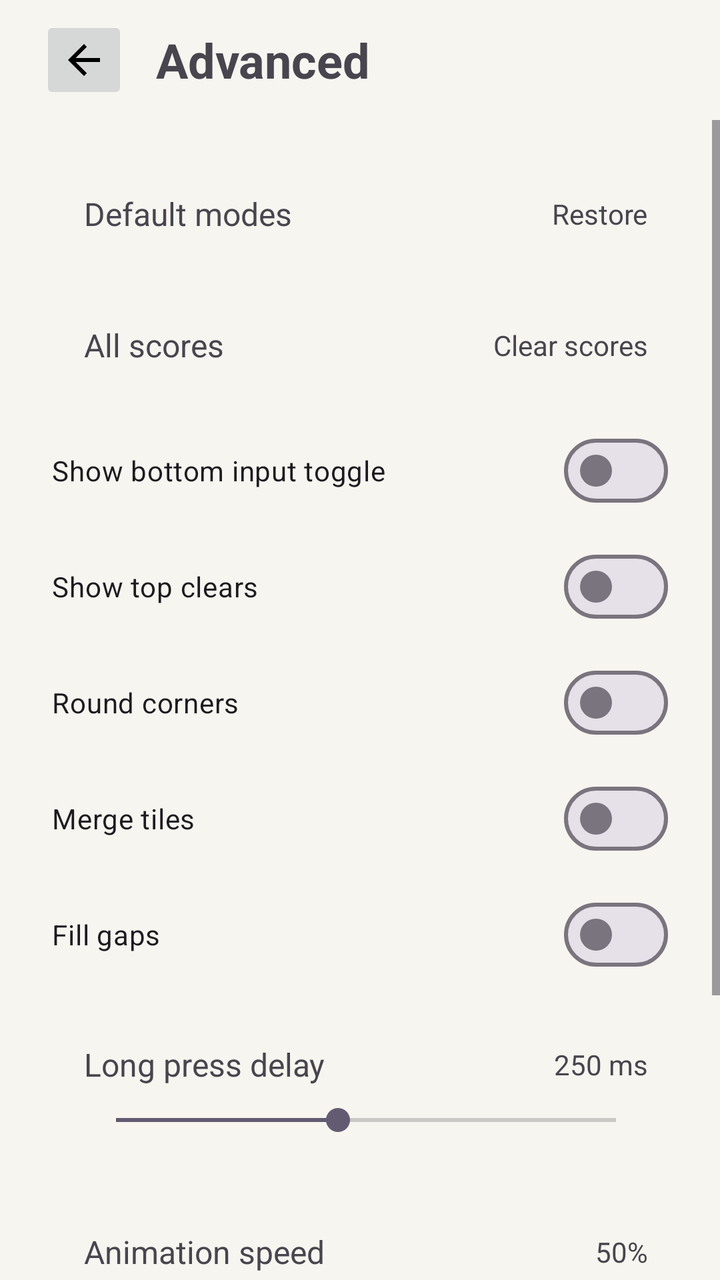
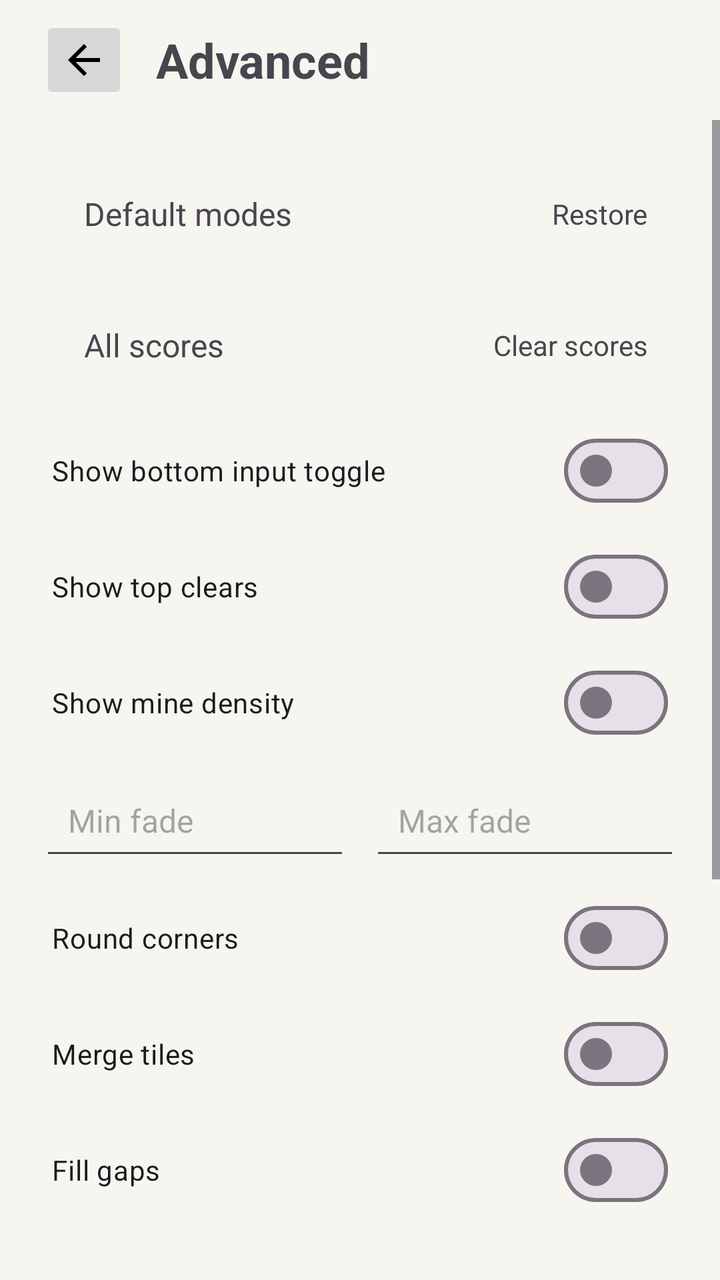

An Android layout rendered at two revisions. The XML below is the earlier revision; the diff shows what the commit changed to produce the second picture.
<!-- AndroidManifest.xml: application theme Theme.Minesweeper -->
<!-- res/layout/activity_advanced_settings.xml -->
<?xml version="1.0" encoding="utf-8"?>
<LinearLayout xmlns:android="http://schemas.android.com/apk/res/android"
    android:layout_width="match_parent"
    android:layout_height="match_parent"
    android:orientation="vertical">

    <LinearLayout
        android:id="@+id/topBar"
        android:layout_width="match_parent"
        android:layout_height="wrap_content"
        android:gravity="center_vertical"
        android:orientation="horizontal"
        android:paddingStart="20dp"
        android:paddingTop="8dp"
        android:paddingEnd="20dp"
        android:paddingBottom="8dp">

        <ImageButton
            android:id="@+id/backButton"
            android:layout_width="44dp"
            android:layout_height="44dp"
            android:src="@drawable/ic_arrow_back_material" />

        <TextView
            android:id="@+id/titleText"
            android:layout_width="0dp"
            android:layout_height="wrap_content"
            android:layout_marginStart="14dp"
            android:layout_weight="1"
            android:text="@string/advanced"
            android:textSize="24sp"
            android:textStyle="bold" />
    </LinearLayout>

    <ScrollView
        android:layout_width="match_parent"
        android:layout_height="0dp"
        android:layout_weight="1">

        <LinearLayout
            android:id="@+id/content"
            android:layout_width="match_parent"
            android:layout_height="wrap_content"
            android:orientation="vertical"
            android:padding="20dp">

            <LinearLayout
                android:id="@+id/restoreModesButton"
                android:layout_width="match_parent"
                android:layout_height="wrap_content"
                android:gravity="center_vertical"
                android:orientation="horizontal"
                android:paddingStart="22dp"
                android:paddingTop="16dp"
                android:paddingEnd="16dp"
                android:paddingBottom="16dp">

                <TextView
                    android:id="@+id/restoreModesLabel"
                    android:layout_width="0dp"
                    android:layout_height="wrap_content"
                    android:layout_weight="1"
                    android:text="@string/default_modes"
                    android:textSize="16sp" />

                <TextView
                    android:id="@+id/restoreModesValue"
                    android:layout_width="wrap_content"
                    android:layout_height="wrap_content"
                    android:text="@string/restore"
                    android:textSize="14sp" />
            </LinearLayout>

            <LinearLayout
                android:id="@+id/clearAllScoresButton"
                android:layout_width="match_parent"
                android:layout_height="wrap_content"
                android:layout_marginTop="12dp"
                android:gravity="center_vertical"
                android:orientation="horizontal"
                android:paddingStart="22dp"
                android:paddingTop="16dp"
                android:paddingEnd="16dp"
                android:paddingBottom="16dp">

                <TextView
                    android:id="@+id/clearAllScoresLabel"
                    android:layout_width="0dp"
                    android:layout_height="wrap_content"
                    android:layout_weight="1"
                    android:text="@string/all_scores"
                    android:textSize="16sp" />

                <TextView
                    android:id="@+id/clearAllScoresValue"
                    android:layout_width="wrap_content"
                    android:layout_height="wrap_content"
                    android:text="@string/clear_scores"
                    android:textSize="14sp" />
            </LinearLayout>

            <com.google.android.material.materialswitch.MaterialSwitch
                android:id="@+id/showBottomToggle"
                android:layout_width="match_parent"
                android:layout_height="wrap_content"
                android:layout_marginTop="12dp"
                android:paddingStart="6dp"
                android:paddingEnd="6dp"
                android:switchPadding="14dp"
                android:text="@string/show_bottom_toggle" />

            <com.google.android.material.materialswitch.MaterialSwitch
                android:id="@+id/showTopClears"
                android:layout_width="match_parent"
                android:layout_height="wrap_content"
                android:layout_marginTop="10dp"
                android:paddingStart="6dp"
                android:paddingEnd="6dp"
                android:switchPadding="14dp"
                android:text="@string/show_top_clears" />

            <com.google.android.material.materialswitch.MaterialSwitch
                android:id="@+id/roundCorners"
                android:layout_width="match_parent"
                android:layout_height="wrap_content"
                android:layout_marginTop="10dp"
                android:paddingStart="6dp"
                android:paddingEnd="6dp"
                android:switchPadding="14dp"
                android:text="@string/round_corners" />

            <com.google.android.material.materialswitch.MaterialSwitch
                android:id="@+id/mergeTiles"
                android:layout_width="match_parent"
                android:layout_height="wrap_content"
                android:layout_marginTop="10dp"
                android:paddingStart="6dp"
                android:paddingEnd="6dp"
                android:switchPadding="14dp"
                android:text="@string/merge_tiles" />

            <com.google.android.material.materialswitch.MaterialSwitch
                android:id="@+id/fillGaps"
                android:layout_width="match_parent"
                android:layout_height="wrap_content"
                android:layout_marginTop="10dp"
                android:paddingStart="6dp"
                android:paddingEnd="6dp"
                android:switchPadding="14dp"
                android:text="@string/fill_gaps" />

            <LinearLayout
                android:id="@+id/longPressRow"
                android:layout_width="match_parent"
                android:layout_height="wrap_content"
                android:layout_marginTop="14dp"
                android:orientation="vertical"
                android:paddingStart="22dp"
                android:paddingTop="16dp"
                android:paddingEnd="16dp"
                android:paddingBottom="16dp">

                <LinearLayout
                    android:layout_width="match_parent"
                    android:layout_height="wrap_content"
                    android:gravity="center_vertical"
                    android:orientation="horizontal">

                    <TextView
                        android:id="@+id/longPressLabel"
                        android:layout_width="0dp"
                        android:layout_height="wrap_content"
                        android:layout_weight="1"
                        android:text="@string/long_press_delay"
                        android:textSize="16sp" />

                    <TextView
                        android:id="@+id/longPressValue"
                        android:layout_width="wrap_content"
                        android:layout_height="wrap_content"
                        android:text="250 ms"
                        android:textSize="14sp" />
                </LinearLayout>

                <SeekBar
                    android:id="@+id/longPressSeekBar"
                    android:layout_width="match_parent"
                    android:layout_height="wrap_content"
                    android:layout_marginTop="8dp"
                    android:max="9"
                    android:progress="4" />
            </LinearLayout>

            <LinearLayout
                android:id="@+id/animationSpeedRow"
                android:layout_width="match_parent"
                android:layout_height="wrap_content"
                android:layout_marginTop="14dp"
                android:orientation="vertical"
                android:paddingStart="22dp"
                android:paddingTop="16dp"
                android:paddingEnd="16dp"
                android:paddingBottom="16dp">

                <LinearLayout
                    android:layout_width="match_parent"
                    android:layout_height="wrap_content"
                    android:gravity="center_vertical"
                    android:orientation="horizontal">

                    <TextView
                        android:id="@+id/animationSpeedLabel"
                        android:layout_width="0dp"
                        android:layout_height="wrap_content"
                        android:layout_weight="1"
                        android:text="@string/animation_speed"
                        android:textSize="16sp" />

                    <TextView
                        android:id="@+id/animationSpeedValue"
                        android:layout_width="wrap_content"
                        android:layout_height="wrap_content"
                        android:text="50%"
                        android:textSize="14sp" />
                </LinearLayout>

                <SeekBar
                    android:id="@+id/animationSpeedSeekBar"
                    android:layout_width="match_parent"
                    android:layout_height="wrap_content"
                    android:layout_marginTop="8dp"
                    android:max="100"
                    android:progress="50" />
            </LinearLayout>

            <com.google.android.material.materialswitch.MaterialSwitch
                android:id="@+id/screenShake"
                android:layout_width="match_parent"
                android:layout_height="wrap_content"
                android:layout_marginTop="10dp"
                android:paddingStart="6dp"
                android:paddingEnd="6dp"
                android:switchPadding="14dp"
                android:text="@string/screen_shake" />

            <TextView
                android:id="@+id/applyButton"
                android:layout_width="match_parent"
                android:layout_height="52dp"
                android:layout_marginTop="20dp"
                android:gravity="center"
                android:text="@string/apply"
                android:textSize="16sp"
                android:textStyle="bold" />
        </LinearLayout>
    </ScrollView>

</LinearLayout>
<!-- resources referenced by this layout -->
<resources>
  <!-- drawable ic_arrow_back_material (drawable) -->
  <?xml version="1.0" encoding="utf-8"?>
  <vector xmlns:android="http://schemas.android.com/apk/res/android"
      android:width="24dp"
      android:height="24dp"
      android:viewportWidth="24"
      android:viewportHeight="24">
      <path
          android:fillColor="#FF000000"
          android:pathData="M20,11H7.83l5.59,-5.59L12,4l-8,8l8,8l1.41,-1.41L7.83,13H20z" />
  </vector>
  <string name="advanced">Advanced</string>
  <string name="all_scores">All scores</string>
  <string name="animation_speed">Animation speed</string>
  <string name="apply">Apply</string>
  <string name="clear_scores">Clear scores</string>
  <string name="default_modes">Default modes</string>
  <string name="fill_gaps">Fill gaps</string>
  <string name="long_press_delay">Long press delay</string>
  <string name="merge_tiles">Merge tiles</string>
  <string name="restore">Restore</string>
  <string name="round_corners">Round corners</string>
  <string name="screen_shake">Screen shake</string>
  <string name="show_bottom_toggle">Show bottom input toggle</string>
  <string name="show_top_clears">Show top clears</string>
  <style name="Theme.Minesweeper" parent="Theme.Material3.Light.NoActionBar">
          <item name="android:windowBackground">@color/app_background</item>
          <item name="android:statusBarColor">@color/app_background</item>
          <item name="android:navigationBarColor">@color/app_background</item>
          <item name="android:windowLightStatusBar">true</item>
          <item name="android:windowLightNavigationBar">true</item>
          <item name="android:fontFamily">sans-serif</item>
          <item name="colorPrimary">@color/accent</item>
          <item name="colorSurface">@color/panel</item>
          <item name="android:windowAnimationStyle">@null</item>
          <item name="materialAlertDialogTheme">@style/Minesweeper.Dialog</item>
      </style>
  <color name="app_background">#F7F5EF</color>
  <color name="accent">#7CA7C7</color>
  <color name="panel">#EFEBE2</color>
  <style name="Minesweeper.Dialog" parent="ThemeOverlay.Material3.MaterialAlertDialog">
          <item name="backgroundTint">@color/panel</item>
      </style>
</resources>

<!-- the commit's change to res/layout/activity_advanced_settings.xml (unified diff, before → after) -->
@@ -120,6 +120,47 @@
                 android:text="@string/show_top_clears" />
 
             <com.google.android.material.materialswitch.MaterialSwitch
+                android:id="@+id/showMineDensity"
+                android:layout_width="match_parent"
+                android:layout_height="wrap_content"
+                android:layout_marginTop="10dp"
+                android:paddingStart="6dp"
+                android:paddingEnd="6dp"
+                android:switchPadding="14dp"
+                android:text="@string/show_mine_density" />
+
+            <LinearLayout
+                android:id="@+id/mineDensityFadeRow"
+                android:layout_width="match_parent"
+                android:layout_height="wrap_content"
+                android:layout_marginTop="10dp"
+                android:orientation="horizontal">
+
+                <EditText
+                    android:id="@+id/mineDensityMinFadeInput"
+                    android:layout_width="0dp"
+                    android:layout_height="wrap_content"
+                    android:layout_weight="1"
+                    android:hint="@string/min_fade"
+                    android:inputType="numberDecimal"
+                    android:padding="14dp"
+                    android:singleLine="true"
+                    android:textSize="16sp" />
+
+                <EditText
+                    android:id="@+id/mineDensityMaxFadeInput"
+                    android:layout_width="0dp"
+                    android:layout_height="wrap_content"
+                    android:layout_marginStart="10dp"
+                    android:layout_weight="1"
+                    android:hint="@string/max_fade"
+                    android:inputType="numberDecimal"
+                    android:padding="14dp"
+                    android:singleLine="true"
+                    android:textSize="16sp" />
+            </LinearLayout>
+
+            <com.google.android.material.materialswitch.MaterialSwitch
                 android:id="@+id/roundCorners"
                 android:layout_width="match_parent"
                 android:layout_height="wrap_content"
<!-- resource entries referenced after the edit -->
@@ -19,11 +19,14 @@
   <string name="default_modes">Default modes</string>
   <string name="fill_gaps">Fill gaps</string>
   <string name="long_press_delay">Long press delay</string>
+  <string name="max_fade">Max fade</string>
   <string name="merge_tiles">Merge tiles</string>
+  <string name="min_fade">Min fade</string>
   <string name="restore">Restore</string>
   <string name="round_corners">Round corners</string>
   <string name="screen_shake">Screen shake</string>
   <string name="show_bottom_toggle">Show bottom input toggle</string>
+  <string name="show_mine_density">Show mine density</string>
   <string name="show_top_clears">Show top clears</string>
   <style name="Theme.Minesweeper" parent="Theme.Material3.Light.NoActionBar">
           <item name="android:windowBackground">@color/app_background</item>
